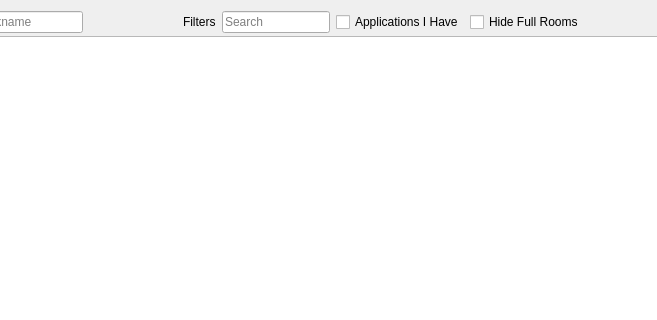
This is src/citra/multiplayer/lobby.ui in GreenAmaranthine/citra as Qt 5 draws it before an edit; both pictures show x 96 to 753 and y 0 to 320 of the 876 by 502 pixel window. The edited form follows.
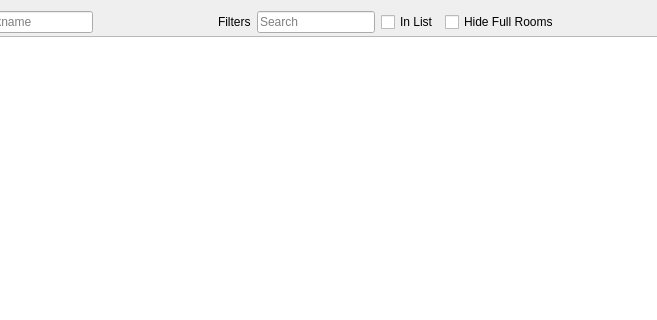
This is the edited form.

What changed in the file:
```diff
--- a/src/citra/multiplayer/lobby.ui
+++ b/src/citra/multiplayer/lobby.ui
@@ -73,7 +73,7 @@
          <item>
           <widget class="QCheckBox" name="applications_i_have">
            <property name="text">
-            <string>Applications I Have</string>
+            <string>In List</string>
            </property>
           </widget>
          </item>
```
Left out of the diff: 2 changed lines with no effect on the pictures.
